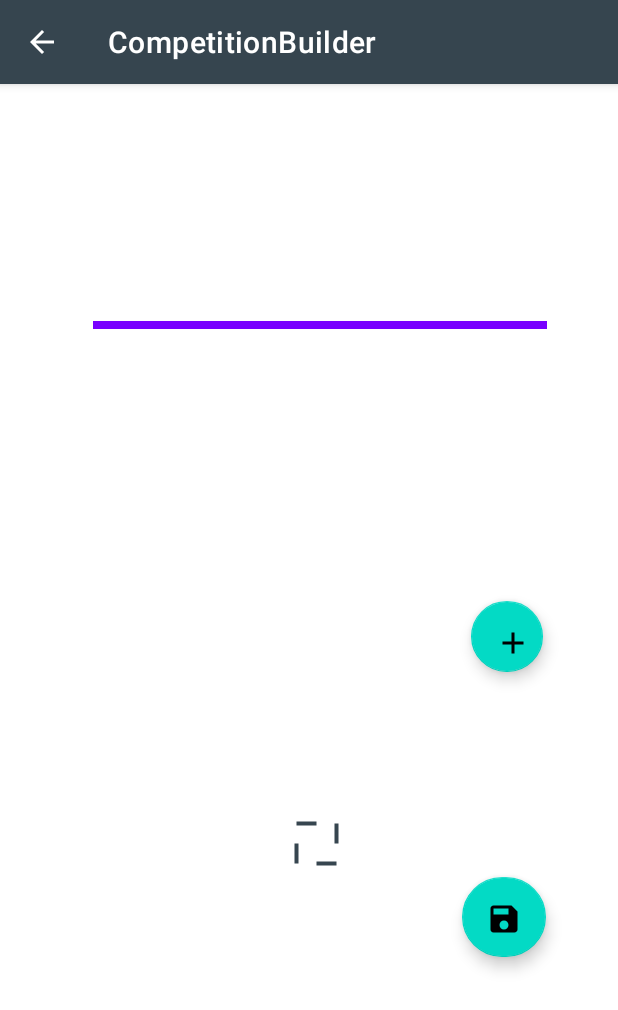
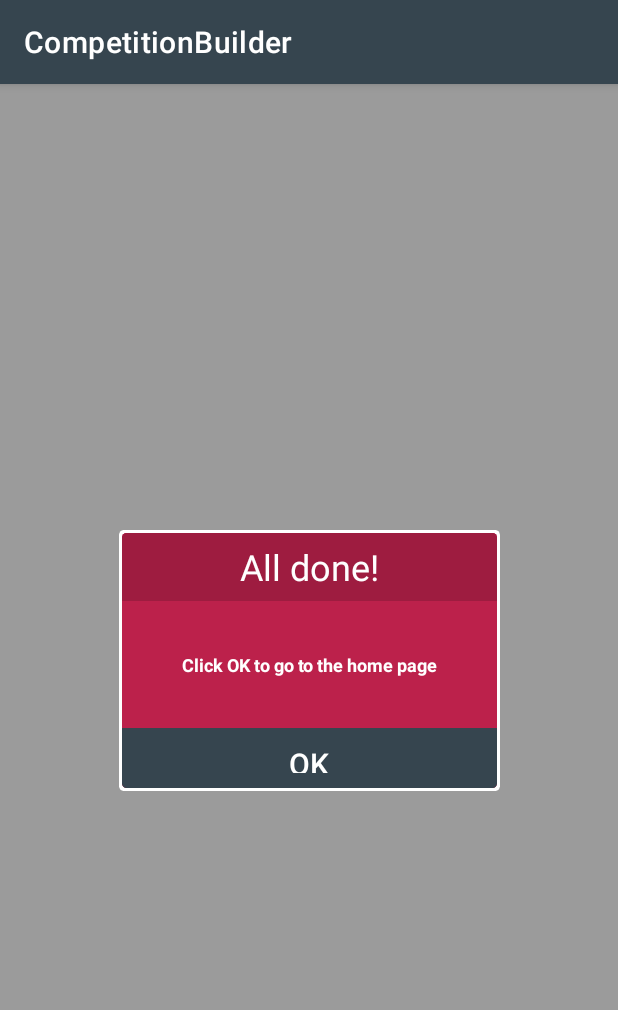
Before and after one commit to vorobyovayana/CompetitionBuilder, an Android app: the LayoutActivity screen opened directly, with no data from a screen before it, after a tap on an icon or button, on a phone screen of 412 x 824 dp. Shown: the top 1010 px of the screen. Run offline under Robolectric (Android 15) with nearby library versions, the phone set to English and light mode, and no system bars.

Commit message:
"Move and Long Press on pisteView work, double click almost works"

```diff
--- a/app/src/main/AndroidManifest.xml
+++ b/app/src/main/AndroidManifest.xml
@@ -6,7 +6,6 @@
     <uses-permission android:name="android.permission.CAMERA" />
     <uses-permission android:name="android.permission.INTERNET" />
     <uses-permission android:name="android.permission.WRITE_EXTERNAL_STORAGE" />
-
 
     <uses-feature
         android:name="android.hardware.camera.ar"
@@ -22,6 +21,9 @@
         android:supportsRtl="true"
         android:theme="@style/Theme.CompetitionBuilder"
         tools:targetApi="31">
+        <activity
+            android:name=".VenuePlan.PopUpWindow"
+            android:exported="false" />
         <activity
             android:name=".VenuePlan.ResultActivity"
             android:exported="false" />
--- a/app/src/main/java/com/example/competitionbuilder/CustomViews/PisteView.kt
+++ b/app/src/main/java/com/example/competitionbuilder/CustomViews/PisteView.kt
@@ -20,9 +20,19 @@ class PisteView(context: Context, attrs: AttributeSet?) : View(context, attrs) {
     private var oneMeter: Float = 0F
     private var pisteWidth: Int  = 0
     private var pisteHeight: Int  = 0
+    private var isVertical: Boolean = false
+
     fun setOneMeter(oneM: Float){
         this.oneMeter = oneM
         invalidate()
+    }
+
+    fun setIsVertical(p: Boolean){
+        this.isVertical = p
+    }
+
+    fun getIsVertical(): Boolean{
+        return this.isVertical
     }
 
     fun getPisteWidth(): Int{
@@ -86,6 +96,7 @@ class PisteView(context: Context, attrs: AttributeSet?) : View(context, attrs) {
     fun setDimensions(width: Float, height: Float) {
         this.width = width
         this.height = height
+        Log.d("REDRAW", "trying to redraw")
         invalidate()
     }
 
--- a/app/src/main/java/com/example/competitionbuilder/VenuePlan/LayoutActivity.kt
+++ b/app/src/main/java/com/example/competitionbuilder/VenuePlan/LayoutActivity.kt
@@ -1,5 +1,6 @@
 package com.example.competitionbuilder.VenuePlan
 
+import MyCustomTouchListener
 import android.annotation.SuppressLint
 import android.content.Context
 import android.content.Intent
@@ -9,18 +10,17 @@ import android.os.Environment
 import android.util.Log
 import android.view.LayoutInflater
 import android.view.MenuItem
-import android.view.ViewGroup.LayoutParams.WRAP_CONTENT
-import android.widget.Button
+import android.view.MotionEvent
+import android.view.View
 import android.widget.RelativeLayout
-import android.widget.TextView
 import android.widget.Toast
 import androidx.appcompat.app.ActionBar
 import androidx.appcompat.app.AppCompatActivity
+import com.example.competitionbuilder.CustomTouchListeners.CustomTouchListener
+import com.example.competitionbuilder.CustomTouchListeners.NewCustomTouchListener
 
-import com.example.competitionbuilder.CustomTouchListeners.PisteTouchListener
 import com.example.competitionbuilder.CustomViews.PisteView
 import com.example.competitionbuilder.CustomViews.RectangleView
-import com.example.competitionbuilder.MainActivity
 import com.example.competitionbuilder.R
 import com.google.android.material.floatingactionbutton.FloatingActionButton
 import java.io.File
@@ -73,14 +73,38 @@ class LayoutActivity : AppCompatActivity() {
         pisteView.setOneMeter(oneMeter)
         pisteView.setDimensions(17f, 3f)
 
+
         // position = true -- means the piste is positioned horizontally,
         // false -- vertically
         position = true
 
 
+        val myCustomTouchListener = MyCustomTouchListener(pisteView)
+        pisteView.setOnTouchListener(myCustomTouchListener)
+
+
 //         Set onTouchListener to move the view OnTouch()
-        val pisteTouchListener = PisteTouchListener()
-        pisteView.setOnTouchListener(pisteTouchListener)
+//        val pisteTouchListener = NewCustomTouchListener(this)
+//        pisteView.setOnTouchListener(pisteTouchListener)
+//
+//        pisteView.setOnTouchListener(object : NewCustomTouchListener(this@LayoutActivity) {
+//            override fun onLongPress(e: MotionEvent) {
+//                super.onLongPress(e)
+//                try{
+//                    val intent = Intent(this@LayoutActivity, PopUpWindow::class.java)
+//                    intent.putExtra("popuptitle", "Delete piste?")
+//                    intent.putExtra("popuptext", "Would you like to delete this piste?")
+//                    intent.putExtra("popupbtn", "Yes")
+//                    intent.putExtra("darkstatusbar", false)
+//                    startActivity(intent)
+//                }
+//                catch (ex: Exception) {
+//                    ex.printStackTrace()
+//                }
+//            }
+//        })
+//        val pisteTouchListener = CustomTouchListener()
+//        pisteView.setOnTouchListener(NewCustomTouchListener)
 
 //        // Set onTouchListener to change the position of the view OnDoubleClick
 //        pisteView.setOnTouchListener(object : CustomTouchListener(this@LayoutActivity) {
@@ -101,6 +125,57 @@ class LayoutActivity : AppCompatActivity() {
 //                catch (ex: Exception) {
 //                    ex.printStackTrace()
 //                }
+//            }
+//
+//            override fun onLongClick(e: MotionEvent) {
+//                super.onLongClick(e)
+//                try{
+//                    val intent = Intent(this@LayoutActivity, PopUpWindow::class.java)
+//                    intent.putExtra("popuptitle", "Delete piste?")
+//                    intent.putExtra("popuptext", "Would you like to delete this piste?")
+//                    intent.putExtra("popupbtn", "Yes")
+//                    intent.putExtra("darkstatusbar", false)
+//                    startActivity(intent)
+//                }
+//                catch (ex: Exception){
+//                    ex.printStackTrace()
+//                }
+//            }
+//
+//            override fun onMove(e: MotionEvent): Boolean {
+////                super.onMove(e)
+////                try{
+////                    val x = e.rawX
+////                    val y = e.rawY
+////
+////                    when (e.actionMasked) {
+////                        MotionEvent.ACTION_DOWN -> {
+////                            dX = pisteView.x - x
+////                            dY = pisteView.y - y
+////                            Log.d("StartX", dX.toString())
+////                            Log.d("StartY", dY.toString())
+////                            Log.d("Move", "Move on Piste  is detected")
+////                        }
+////
+////                        MotionEvent.ACTION_MOVE -> {
+////                            pisteView.animate()
+////                                .x(x + dX)
+////                                .y(y + dY)
+////                                .setDuration(0)
+////                                .start()
+////                            Log.d("EndX", dX.toString())
+////                            Log.d("EndY", dY.toString())
+////                        }
+////
+////                        else -> return false
+////                    }
+////
+////                }
+////                catch (ex: Exception){
+////                    ex.printStackTrace()
+////
+////                }
+//                return true
 //            }
 //        })
 
@@ -144,8 +219,8 @@ class LayoutActivity : AppCompatActivity() {
                 Toast.makeText(this, "No more pistes left, use the ones that you already have!", Toast.LENGTH_SHORT).show()
             }
 
-            newPisteView.setOnTouchListener(pisteTouchListener)
-            Log.d("pisteWidth", newPisteView.getPisteWidth().toString())
+//            newPisteView.setOnTouchListener(pisteTouchListener)
+//            Log.d("pisteWidth", newPisteView.getPisteWidth().toString())
         }
 
         btnNext = findViewById(R.id.fabNext)
@@ -153,6 +228,13 @@ class LayoutActivity : AppCompatActivity() {
 //            val new_intent = Intent(this, ResultActivity::class.java)
 //            startActivity(new_intent)
             saveLayout()
+            val intent = Intent(this, PopUpWindow::class.java)
+            intent.putExtra("popuptitle", "All done!")
+            intent.putExtra("popuptext", "Click OK to go to the home page")
+            intent.putExtra("popupbtn", "OK")
+            intent.putExtra("darkstatusbar", false)
+            startActivity(intent)
+
         }
 
         }
@@ -185,10 +267,6 @@ class LayoutActivity : AppCompatActivity() {
 
     }
 
-//        btnBack.setOnClickListener {
-//            val intent = Intent(this, MainActivity::class.java)
-//            startActivity(intent)
-//        }
 
 
 }
--- /dev/null
+++ b/app/src/main/java/com/example/competitionbuilder/VenuePlan/PopUpWindow.kt
@@ -0,0 +1,119 @@
+package com.example.competitionbuilder.VenuePlan
+
+import android.animation.Animator
+import android.animation.AnimatorListenerAdapter
+import android.animation.ArgbEvaluator
+import android.animation.ValueAnimator
+import android.app.Activity
+import android.content.Intent
+import android.graphics.Color
+import androidx.appcompat.app.AppCompatActivity
+import android.os.Bundle
+import android.view.WindowManager
+import android.view.animation.DecelerateInterpolator
+import android.widget.Button
+import androidx.appcompat.widget.AppCompatTextView
+import androidx.cardview.widget.CardView
+import androidx.constraintlayout.widget.ConstraintLayout
+import androidx.core.graphics.ColorUtils
+import com.example.competitionbuilder.MainActivity
+import com.example.competitionbuilder.R
+
+class PopUpWindow : AppCompatActivity() {
+    private var popupTitle = ""
+    private var popupText = ""
+    private var popupButton = ""
+    private var darkStatusBar = false
+    private lateinit var popup_window_title: AppCompatTextView
+    private lateinit var popup_window_text: AppCompatTextView
+    private lateinit var popup_window_button: Button
+    private lateinit var popup_window_background: ConstraintLayout
+    private lateinit var popup_window_view_with_border: CardView
+    override fun onCreate(savedInstanceState: Bundle?) {
+        super.onCreate(savedInstanceState)
+        // disable Activity’s open/close animation
+        // by giving the number 0 on the overridePendingTransition
+        overridePendingTransition(0, 0)
+        setContentView(R.layout.activity_pop_up_window)
+
+        val bundle = intent.extras
+        popupTitle = bundle?.getString("popuptitle", "Title") ?: ""
+        popupText = bundle?.getString("popuptext", "Text") ?: ""
+        popupButton = bundle?.getString("popupbtn", "Button") ?: ""
+        darkStatusBar = bundle?.getBoolean("darkstatusbar", false) ?: false
+
+        popup_window_title = findViewById(R.id.popup_window_title)
+        popup_window_text = findViewById(R.id.popup_window_text)
+        popup_window_button = findViewById(R.id.popup_window_button)
+
+        popup_window_title.text = popupTitle
+        popup_window_text.text = popupText
+        popup_window_button.text = popupButton
+
+        popup_window_background = findViewById(R.id.popup_window_background)
+
+        val alpha = 100 //between 0-255
+        val alphaColor = ColorUtils.setAlphaComponent(Color.parseColor("#000000"), alpha)
+        val colorAnimation = ValueAnimator.ofObject(ArgbEvaluator(), Color.TRANSPARENT, alphaColor)
+        colorAnimation.duration = 500 // milliseconds
+//        val popup_window_background = findViewById<ConstraintLayout>(R.id.popup_window_background)
+        colorAnimation.addUpdateListener { animator ->
+            popup_window_background.setBackgroundColor(animator.animatedValue as Int)
+        }
+        colorAnimation.start()
+
+        popup_window_view_with_border = findViewById(R.id.popup_window_view_with_border)
+
+        // Fade animation for the Popup Window
+        popup_window_view_with_border.alpha = 0f
+        popup_window_view_with_border.animate().alpha(1f).setDuration(500).setInterpolator(
+            DecelerateInterpolator()
+        ).start()
+
+        popup_window_button.setOnClickListener {
+            onBackPressed()
+        }
+
+
+    }
+
+//    private fun setWindowFlag(activity: Activity, on: Boolean) {
+//        val win = activity.window
+//        val winParams = win.attributes
+//        if (on) {
+//            winParams.flags = winParams.flags or WindowManager.LayoutParams.FLAG_TRANSLUCENT_STATUS
+//        } else {
+//            winParams.flags = winParams.flags and WindowManager.LayoutParams.FLAG_TRANSLUCENT_STATUS.inv()
+//        }
+//        win.attributes = winParams
+//    }
+
+    override fun onBackPressed() {
+        // Fade animation for the background of Popup Window when you press the back button
+        val alpha = 100 // between 0-255
+        val alphaColor = ColorUtils.setAlphaComponent(Color.parseColor("#000000"), alpha)
+        val colorAnimation = ValueAnimator.ofObject(ArgbEvaluator(), alphaColor, Color.TRANSPARENT)
+        colorAnimation.duration = 500 // milliseconds
+        colorAnimation.addUpdateListener { animator ->
+            popup_window_background.setBackgroundColor(
+                animator.animatedValue as Int
+            )
+        }
+
+        // Fade animation for the Popup Window when you press the back button
+        popup_window_view_with_border.animate().alpha(0f).setDuration(500).setInterpolator(
+            DecelerateInterpolator()
+        ).start()
+
+        // After animation finish, close the Activity
+        colorAnimation.addListener(object : AnimatorListenerAdapter() {
+            override fun onAnimationEnd(animation: Animator) {
+                finish()
+                overridePendingTransition(0, 0)
+            }
+        })
+        colorAnimation.start()
+        val intent = Intent(this, MainActivity::class.java)
+        startActivity(intent)
+    }
+}
--- /dev/null
+++ b/app/src/main/res/layout/activity_pop_up_window.xml
@@ -0,0 +1,103 @@
+<?xml version="1.0" encoding="utf-8"?>
+<androidx.constraintlayout.widget.ConstraintLayout
+    xmlns:android="http://schemas.android.com/apk/res/android"
+    xmlns:app="http://schemas.android.com/apk/res-auto"
+    xmlns:tools="http://schemas.android.com/tools"
+    android:id="@+id/popup_window_background"
+    android:layout_width="match_parent"
+    android:layout_height="match_parent"
+    tools:context=".VenuePlan.PopUpWindow">
+
+
+    <androidx.cardview.widget.CardView
+        android:id="@+id/popup_window_view_with_border"
+        android:layout_width="wrap_content"
+        android:layout_height="wrap_content"
+        android:layout_centerHorizontal="true"
+        android:layout_centerVertical="true"
+        app:cardBackgroundColor="#FFFFFF"
+        app:cardCornerRadius="3dp"
+        app:cardElevation="0dp"
+        app:cardMaxElevation="0dp"
+        app:cardPreventCornerOverlap="false"
+        app:layout_constraintBottom_toBottomOf="parent"
+        app:layout_constraintLeft_toLeftOf="parent"
+        app:layout_constraintRight_toRightOf="parent"
+        app:layout_constraintTop_toTopOf="parent">
+
+        <androidx.cardview.widget.CardView
+            android:id="@+id/popup_window_view"
+            android:layout_width="wrap_content"
+            android:layout_height="wrap_content"
+            android:layout_centerInParent="true"
+            android:layout_margin="2dp"
+            app:cardBackgroundColor="@android:color/white"
+            app:cardCornerRadius="3dp"
+            app:cardElevation="0dp"
+            app:cardMaxElevation="0dp"
+            app:cardPreventCornerOverlap="false">
+
+            <androidx.constraintlayout.widget.ConstraintLayout
+                android:id="@+id/popup_window_background_container"
+                android:layout_width="250dp"
+                android:minHeight="170dp"
+                android:background="#bc214b"
+                android:layout_height="wrap_content"
+                android:layout_centerInParent="true">
+
+                <androidx.appcompat.widget.AppCompatTextView
+                    android:id="@+id/popup_window_text"
+                    android:layout_width="match_parent"
+                    android:layout_height="match_parent"
+                    android:layout_marginStart="8dp"
+                    android:layout_marginTop="8dp"
+                    android:layout_marginEnd="8dp"
+                    android:layout_marginBottom="8dp"
+                    android:text="Text"
+                    android:gravity="center"
+                    android:textAlignment="center"
+                    android:textStyle="bold"
+                    android:textColor="#FFFFFF"
+                    android:textSize="12sp"
+                    app:layout_constraintBottom_toTopOf="@+id/popup_window_button"
+                    app:layout_constraintEnd_toEndOf="parent"
+                    app:layout_constraintStart_toStartOf="parent"
+                    app:layout_constraintTop_toBottomOf="@+id/popup_window_title" />
+
+                <androidx.appcompat.widget.AppCompatTextView
+                    android:id="@+id/popup_window_title"
+                    android:layout_width="match_parent"
+                    android:layout_height="45dp"
+                    app:autoSizeTextType="uniform"
+                    app:autoSizeMaxTextSize="24dp"
+                    android:background="#9E1C40"
+                    android:text="Title"
+                    android:gravity="center"
+                    android:textAlignment="center"
+                    android:textColor="#FFFFFF"
+                    android:textSize="20sp"
+                    app:layout_constraintEnd_toEndOf="parent"
+                    app:layout_constraintStart_toStartOf="parent"
+                    app:layout_constraintTop_toTopOf="parent" />
+
+
+                <Button
+                    android:id="@+id/popup_window_button"
+                    style="?android:attr/borderlessButtonStyle"
+                    android:layout_width="match_parent"
+                    android:layout_height="40dp"
+                    android:background="#851635"
+                    android:text="ok"
+                    android:textAllCaps="false"
+                    android:textColor="#FFFFFF"
+                    android:textSize="20sp"
+                    app:layout_constraintBottom_toBottomOf="parent"
+                    app:layout_constraintEnd_toEndOf="parent"
+                    app:layout_constraintStart_toStartOf="parent" />
+
+            </androidx.constraintlayout.widget.ConstraintLayout>
+
+        </androidx.cardview.widget.CardView>
+    </androidx.cardview.widget.CardView>
+
+</androidx.constraintlayout.widget.ConstraintLayout>
```
Also changed, not shown: app/src/main/java/com/example/competitionbuilder/CustomTouchListeners/CustomTouchListener.kt (+7 -3 lines), app/src/main/java/com/example/competitionbuilder/CustomTouchListeners/MyCustomTouchListener.kt (added, +125 -0 lines), app/src/main/java/com/example/competitionbuilder/CustomTouchListeners/NewCustomTouchListener.kt (added, +62 -0 lines).
